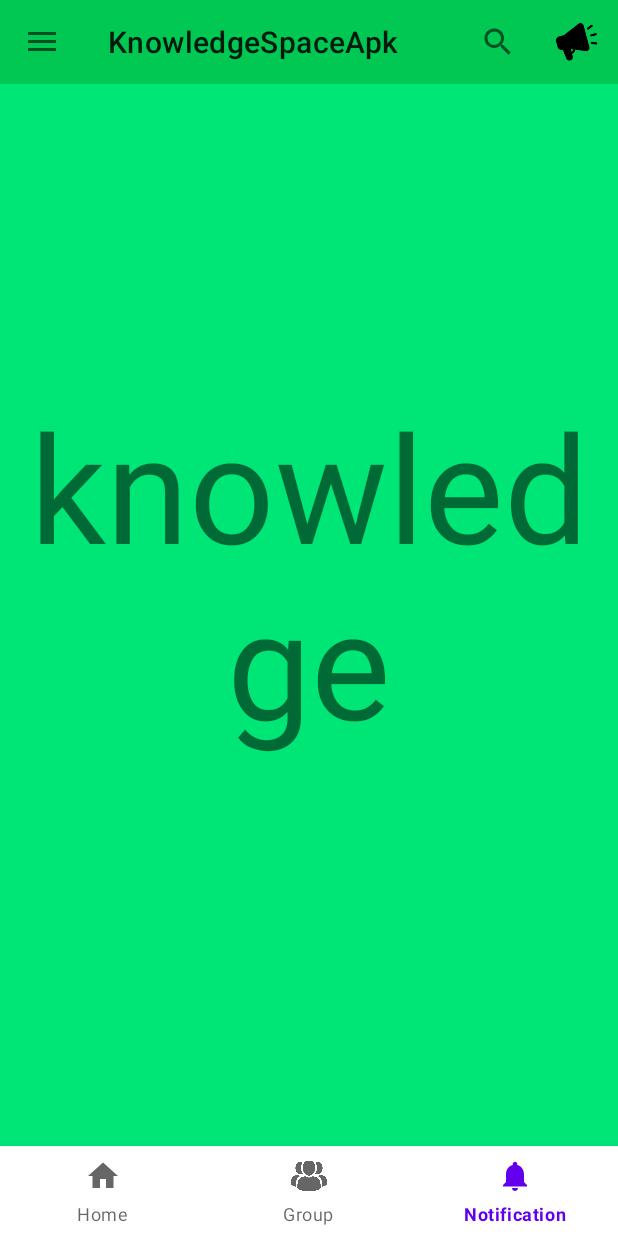
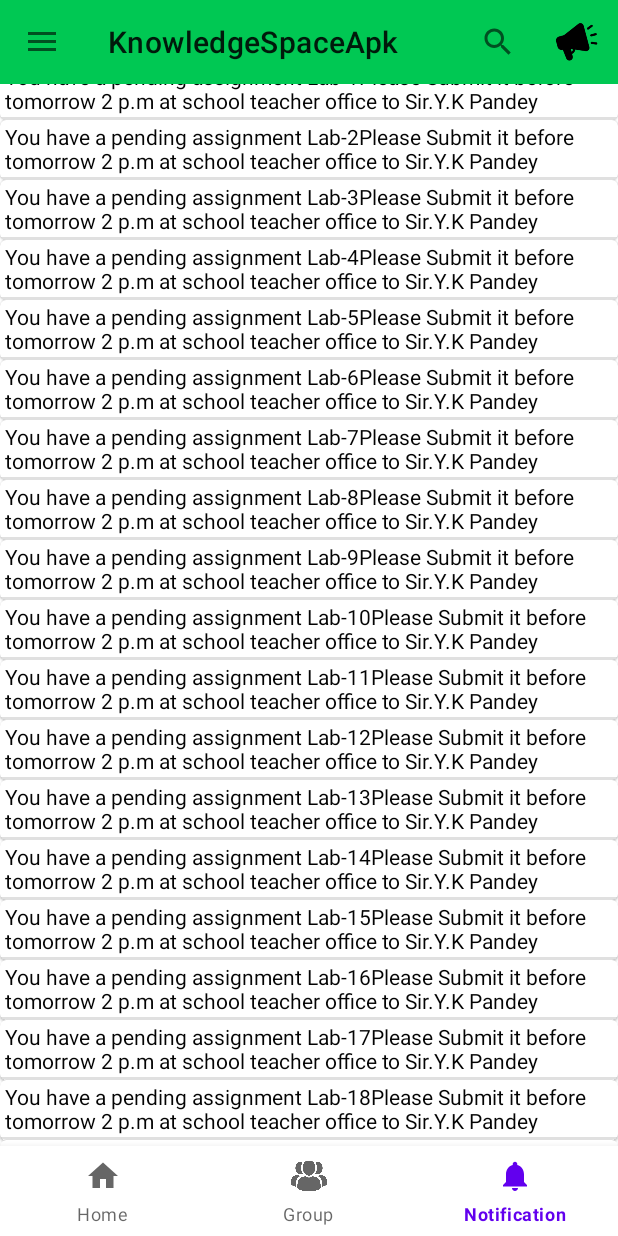
Before and after one commit to TempAc1/ksAppForked, an Android app: the screen it shows after launch (homeSc), item 3 of the bottom bar chosen, on a phone screen of 412 x 824 dp. Run offline under Robolectric (Android 15) with nearby library versions, the phone set to English and light mode, and no system bars.

Commit message:
NotificationFragment.java -> added recyclerView . All working ok!

```diff
--- a/KnowledgeSpaceApk/app/src/main/java/com/example/knowledgespaceapk/HomeFragment.java
+++ b/KnowledgeSpaceApk/app/src/main/java/com/example/knowledgespaceapk/HomeFragment.java
@@ -1,16 +1,24 @@
 package com.example.knowledgespaceapk;
 
+import android.app.SearchManager;
+import android.content.Context;
 import android.content.Intent;
 import android.os.Build;
 import android.os.Bundle;
 
 import androidx.annotation.NonNull;
 import androidx.annotation.Nullable;
+import androidx.appcompat.widget.SearchView;
+import androidx.appcompat.widget.Toolbar;
+import androidx.core.view.MenuItemCompat;
 import androidx.fragment.app.Fragment;
 import androidx.recyclerview.widget.LinearLayoutManager;
 import androidx.recyclerview.widget.RecyclerView;
 
 import android.view.LayoutInflater;
+import android.view.Menu;
+import android.view.MenuInflater;
+import android.view.MenuItem;
 import android.view.View;
 import android.view.ViewGroup;
 import android.widget.ImageView;
@@ -28,7 +36,12 @@ public class HomeFragment extends Fragment {
     // TODO: Rename and change types of parameters
     private String mParam1;
     private String mParam2;
+
     private RecyclerView recyclerVFragHomeSc;
+    adapterRecVHomeFrag adapter;
+    Toolbar toolbar;
+    private MenuItem menuItem;
+    private SearchView searchView;
     private ArrayList<dataModelRecVFragHome> dataHolder;
     private ImageView commentImgVSingleRDesRecHomeF;
 
@@ -49,14 +62,46 @@ public class HomeFragment extends Fragment {
 
     @Override
     public void onCreate(Bundle savedInstanceState) {
+        setHasOptionsMenu(true);
         super.onCreate(savedInstanceState);
         if (getArguments() != null) {
             mParam1 = getArguments().getString(ARG_PARAM1);
             mParam2 = getArguments().getString(ARG_PARAM2);
         }
+    }
 
+    @Override
+    public void onCreateOptionsMenu(@NonNull Menu menu, @NonNull MenuInflater inflater) {
+        inflater.inflate(R.menu.custom_toolbar_menu,menu);
+        menuItem = menu.findItem(R.id.search_button);
 
+        searchView = (SearchView)menuItem.getActionView();
+
+        SearchManager searchManager = (SearchManager) getActivity().getSystemService(Context.SEARCH_SERVICE);
+        searchView.setSearchableInfo(searchManager.getSearchableInfo(getActivity().getComponentName()));
+
+        searchView.setOnQueryTextListener(new SearchView.OnQueryTextListener() {
+            @Override
+            public boolean onQueryTextSubmit(String query) {
+                //mysearch(query);
+                return false;
+            }
+
+            @Override
+            public boolean onQueryTextChange(String newText) {
+                if(adapter != null){
+                    adapter.getFilter().filter(newText);
+                }else{
+                    Toast.makeText(getContext(), "invalid search", Toast.LENGTH_SHORT).show();
+                }
+                return false;
+            }
+        });
+
+        super.onCreateOptionsMenu(menu, inflater);
     }
+
+   // private void mysearch(String query) { }
 
     @Override
     public View onCreateView(LayoutInflater inflater, ViewGroup container,
@@ -85,13 +130,8 @@ public class HomeFragment extends Fragment {
         dataHolder.add(obj5);
         recyclerVFragHomeSc.setAdapter(new adapterRecVHomeFrag(dataHolder));
 
-    /**    commentImgVSingleRDesRecHomeF.setOnClickListener(new View.OnClickListener() {
-            @Override
-            public void onClick(View view) {
-                Toast.makeText(getContext(), "Clicked", ToastR.com.example.knowledgespaceapk.R.drawable.oval_comment
-    */
-
         return view;
     }//End OnCreateView
 
+
 }//End Fragment
--- a/KnowledgeSpaceApk/app/src/main/java/com/example/knowledgespaceapk/NotificationFragment.java
+++ b/KnowledgeSpaceApk/app/src/main/java/com/example/knowledgespaceapk/NotificationFragment.java
@@ -3,16 +3,15 @@ package com.example.knowledgespaceapk;
 import android.os.Bundle;
 
 import androidx.fragment.app.Fragment;
+import androidx.recyclerview.widget.LinearLayoutManager;
+import androidx.recyclerview.widget.RecyclerView;
 
 import android.view.LayoutInflater;
 import android.view.View;
 import android.view.ViewGroup;
 
-/**
- * A simple {@link Fragment} subclass.
- * Use the {@link NotificationFragment#newInstance} factory method to
- * create an instance of this fragment.
- */
+import java.util.ArrayList;
+
 public class NotificationFragment extends Fragment {
 
     // TODO: Rename parameter arguments, choose names that match
@@ -23,6 +22,10 @@ public class NotificationFragment extends Fragment {
     // TODO: Rename and change types of parameters
     private String mParam1;
     private String mParam2;
+
+    private RecyclerView recyclerVFragNotiSc;
+    adapterRecVNotificationFrag adapter;
+    private ArrayList<dataModelRecVFragNotification> dataHolderNotiFrag;
 
     public NotificationFragment() {
         // Required empty public constructor
@@ -58,7 +61,19 @@ public class NotificationFragment extends Fragment {
     @Override
     public View onCreateView(LayoutInflater inflater, ViewGroup container,
                              Bundle savedInstanceState) {
-        // Inflate the layout for this fragment
-        return inflater.inflate(R.layout.fragment_notification, container, false);
+        View view =  LayoutInflater.from(getContext()).inflate(R.layout.fragment_notification, container, false);
+        recyclerVFragNotiSc = view.findViewById(R.id.recyclerVFragNotificationSc);
+        recyclerVFragNotiSc.setLayoutManager(new LinearLayoutManager(getContext()));
+        dataHolderNotiFrag = new ArrayList<>();
+
+        for(int i=0;i<50;i++){
+            dataModelRecVFragNotification obj1 = new dataModelRecVFragNotification("You have a pending assignment Lab-"+(i)
+                                                    +"Please Submit it before tomorrow 2 p.m at school teacher office to Sir.Y.K Pandey");
+            dataHolderNotiFrag.add(obj1);
+        }
+
+        recyclerVFragNotiSc.setAdapter(new adapterRecVNotificationFrag(dataHolderNotiFrag));
+
+        return  view;
     }
 }
--- a/KnowledgeSpaceApk/app/src/main/java/com/example/knowledgespaceapk/adapterRecVHomeFrag.java
+++ b/KnowledgeSpaceApk/app/src/main/java/com/example/knowledgespaceapk/adapterRecVHomeFrag.java
@@ -1,26 +1,27 @@
 package com.example.knowledgespaceapk;
-import android.animation.Animator;
+
 import android.content.Intent;
 import android.os.Build;
 import android.view.LayoutInflater;
 import android.view.View;
 import android.view.ViewGroup;
+import android.widget.Filter;
+import android.widget.Filterable;
 import android.widget.ImageView;
 import android.widget.TextView;
 import android.widget.Toast;
 import androidx.annotation.NonNull;
 import androidx.recyclerview.widget.RecyclerView;
-
 import java.util.ArrayList;
 
-public class adapterRecVHomeFrag  extends  RecyclerView.Adapter<adapterRecVHomeFrag.myviewholder>{
-
-    // TODO : atif wala dependecy hatana hai dont believe any third party
+public class adapterRecVHomeFrag  extends  RecyclerView.Adapter<adapterRecVHomeFrag.myviewholder> implements Filterable {
 
     ArrayList<dataModelRecVFragHome> dataHolder;
+    ArrayList<dataModelRecVFragHome> dataHolderBackup;
 
     public adapterRecVHomeFrag(ArrayList<dataModelRecVFragHome> dataHolder) {
         this.dataHolder = dataHolder;
+        dataHolderBackup = new ArrayList<>(dataHolder);
     }
 
     @NonNull
@@ -43,6 +44,46 @@ public class adapterRecVHomeFrag  extends  RecyclerView.Adapter<adapterRecVHomeF
     public int getItemCount() {
         return dataHolder.size();
     }
+
+    @Override
+    public Filter getFilter() {
+        return filter;
+    }
+
+        Filter filter = new Filter() {
+            @Override
+            protected FilterResults performFiltering(CharSequence keyword) {
+
+                //tempo array list for filtered data
+                ArrayList<dataModelRecVFragHome> filteredData = new ArrayList<>();
+
+                if(keyword.toString().isEmpty())
+                    filteredData.addAll(dataHolderBackup);
+
+                else {
+                    for (dataModelRecVFragHome obj : dataHolderBackup) {
+                        if (obj.getTitle().toString().toLowerCase().trim().contains(keyword
+                                .toString().toLowerCase().trim()) ||
+                                obj.getDescription().toString().toLowerCase().trim().contains(keyword
+                                        .toString().toLowerCase().trim()))
+                            filteredData.add(obj);
+                    }
+                }
+                    FilterResults results = new FilterResults();
+                    results.values = filteredData;
+                    return  results;
+            }
+
+            //Main thread ui
+            @Override
+            protected void publishResults(CharSequence charSequence, FilterResults filterResults) {
+                dataHolder.clear();
+                dataHolder.addAll((ArrayList<dataModelRecVFragHome>)filterResults.values);
+                notifyDataSetChanged();
+            }
+        };
+
+
 
     class myviewholder extends RecyclerView.ViewHolder{
 
--- /dev/null
+++ b/KnowledgeSpaceApk/app/src/main/java/com/example/knowledgespaceapk/adapterRecVNotificationFrag.java
@@ -0,0 +1,49 @@
+package com.example.knowledgespaceapk;
+
+import android.view.LayoutInflater;
+import android.view.View;
+import android.view.ViewGroup;
+import android.widget.TextView;
+import androidx.annotation.NonNull;
+import androidx.recyclerview.widget.RecyclerView;
+import java.util.ArrayList;
+
+public class adapterRecVNotificationFrag extends RecyclerView.Adapter<adapterRecVNotificationFrag.myviewholder> {
+
+    ArrayList<dataModelRecVFragNotification> dataHolder;
+    ArrayList<dataModelRecVFragNotification> dataHolderBackup;
+
+    public adapterRecVNotificationFrag(ArrayList<dataModelRecVFragNotification> dataHolder) {
+        this.dataHolder = dataHolder;
+        dataHolderBackup = new ArrayList<>(dataHolder);
+    }
+
+    @NonNull
+    @Override
+    public myviewholder onCreateViewHolder(@NonNull ViewGroup parent, int viewType) {
+        return new myviewholder(LayoutInflater.from(parent.getContext()).inflate(R.layout.single_row_design_rec_notif
+                                    ,parent,false));
+    }
+
+    @Override
+    public void onBindViewHolder(@NonNull myviewholder holder, int position) {
+        holder.notiTxt.setText(dataHolder.get(position).getNotiTxt());
+    }
+
+    @Override
+    public int getItemCount() {
+        return dataHolder.size();
+    }
+
+    public class myviewholder extends RecyclerView.ViewHolder {
+
+        TextView notiTxt;
+
+        public myviewholder(@NonNull View itemView) {
+            super(itemView);
+
+            notiTxt = itemView.findViewById(R.id.tvLinearLaySingleRowDesRecNotiF);
+
+        } //End myViewHolder
+    } //End classMyViewHolder
+} //EndAdapter
--- /dev/null
+++ b/KnowledgeSpaceApk/app/src/main/java/com/example/knowledgespaceapk/dataModelRecVFragNotification.java
@@ -0,0 +1,17 @@
+package com.example.knowledgespaceapk;
+
+public class dataModelRecVFragNotification {
+    String notiTxt;
+
+    public dataModelRecVFragNotification(String notiTxt) {
+        this.notiTxt = notiTxt;
+    }
+
+    public String getNotiTxt() {
+        return notiTxt;
+    }
+
+    public void setNotiTxt(String notiTxt) {
+        this.notiTxt = notiTxt;
+    }
+}
--- a/KnowledgeSpaceApk/app/src/main/res/layout/fragment_notification.xml
+++ b/KnowledgeSpaceApk/app/src/main/res/layout/fragment_notification.xml
@@ -1,17 +1,13 @@
 <?xml version="1.0" encoding="utf-8"?>
 <FrameLayout xmlns:android="http://schemas.android.com/apk/res/android"
     xmlns:tools="http://schemas.android.com/tools"
+    android:id="@+id/frameLayoutNotificationSc"
     android:layout_width="match_parent"
     android:layout_height="match_parent"
-    tools:context=".NotificationFragment">
+    tools:context=".NotificationFragment" >
 
-    <!-- TODO: Update blank fragment layout -->
-    <TextView
+    <androidx.recyclerview.widget.RecyclerView
+        android:id="@+id/recyclerVFragNotificationSc"
         android:layout_width="match_parent"
-        android:layout_height="match_parent"
-        android:text="knowledge"
-        android:gravity="center"
-        android:textSize="100dp"
-        android:background="#00E676"/>
-
+        android:layout_height="match_parent" />
 </FrameLayout>
--- /dev/null
+++ b/KnowledgeSpaceApk/app/src/main/res/layout/single_row_design_rec_notif.xml
@@ -0,0 +1,32 @@
+<?xml version="1.0" encoding="utf-8"?>
+<com.google.android.material.card.MaterialCardView xmlns:android="http://schemas.android.com/apk/res/android"
+    android:layout_width="match_parent"
+    android:layout_height="wrap_content"
+    android:paddingStart="4dp">
+
+    <LinearLayout
+        android:id="@+id/linearLayoutSingleRowDesNotiF"
+        android:layout_width="match_parent"
+        android:layout_height="wrap_content"
+        android:orientation="vertical">
+
+        <TextView
+            android:id="@+id/tvLinearLaySingleRowDesRecNotiF"
+            android:layout_width="match_parent"
+            android:layout_height="wrap_content"
+            android:maxLines="2"
+            android:paddingStart="3dp"
+            android:paddingTop="1dp"
+            android:paddingEnd="3dp"
+            android:paddingBottom="1.5dp"
+            android:text="TextView"
+            android:textColor="#030303" />
+
+        <View
+            android:id="@+id/divider"
+            android:layout_width="match_parent"
+            android:layout_height="2dp"
+            android:background="?android:attr/listDivider"
+            android:backgroundTint="#060606" />
+    </LinearLayout>
+</com.google.android.material.card.MaterialCardView>
--- a/KnowledgeSpaceApk/build.gradle
+++ b/KnowledgeSpaceApk/build.gradle
@@ -1,7 +1,7 @@
 // Top-level build file where you can add configuration options common to all sub-projects/modules.
 plugins {
-    id 'com.android.application' version '7.1.3' apply false
-    id 'com.android.library' version '7.1.3' apply false
+    id 'com.android.application' version '7.2.0' apply false
+    id 'com.android.library' version '7.2.0' apply false
 }
 
 task clean(type: Delete) {
```
Also changed, not shown: KnowledgeSpaceApk/gradle/wrapper/gradle-wrapper.properties.
